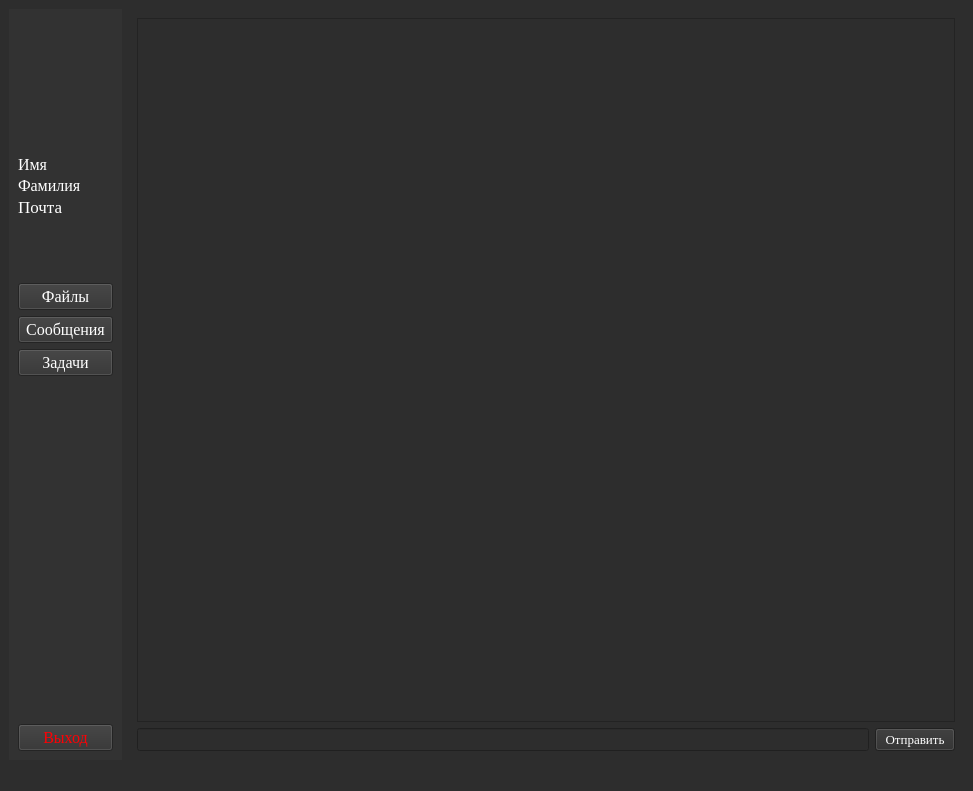
First picture: the form in Client/Application01/secondwindow.ui, repository SuperSLD/TeamHomework, before the edit.
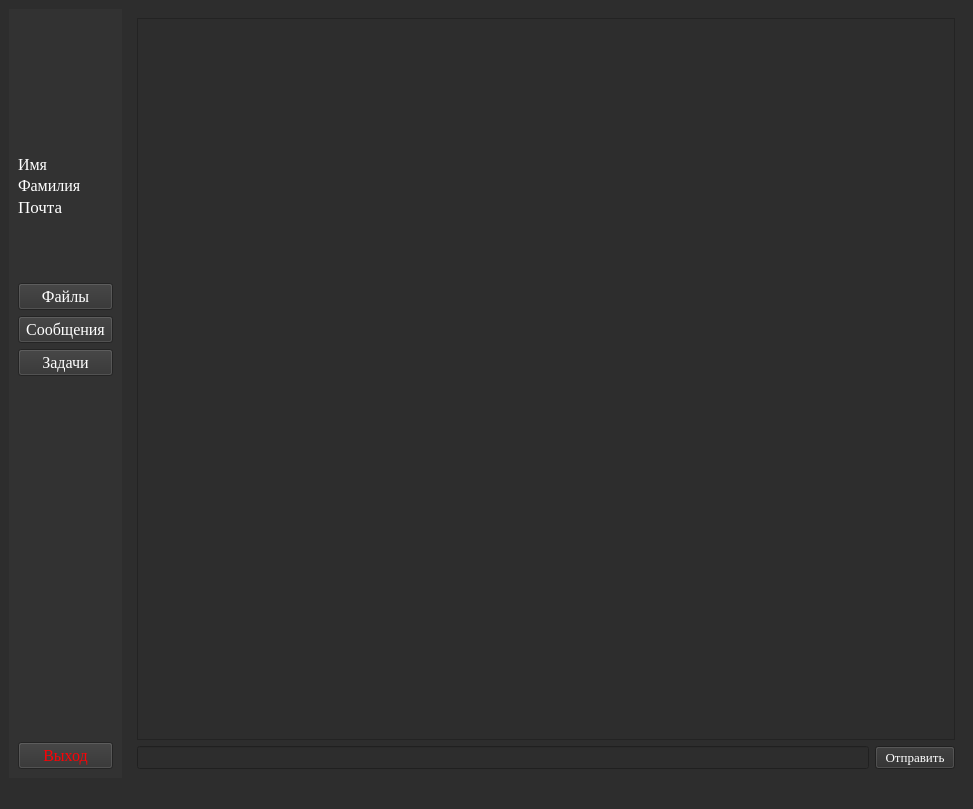
Second picture: the form after the edit. Icons and pictures are not drawn.

```diff
--- a/Client/Application01/secondwindow.ui
+++ b/Client/Application01/secondwindow.ui
@@ -7,7 +7,7 @@
     <x>0</x>
     <y>0</y>
     <width>973</width>
-    <height>791</height>
+    <height>809</height>
    </rect>
   </property>
   <property name="windowTitle">
@@ -296,7 +296,7 @@
              <x>0</x>
              <y>0</y>
              <width>780</width>
-             <height>659</height>
+             <height>677</height>
             </rect>
            </property>
            <property name="font">
```
Left out of the diff: 2 changed lines with no effect on the pictures.
